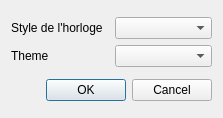
Qt form Horloge_Analogique/theme.ui (liberflos/HorlogeAnalogique) before a commit.
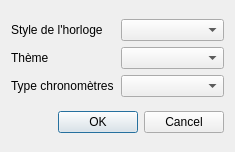
The same form after that commit.

Commit message: MAJ affichage theme

Diff of the .ui file:
```diff
--- a/Horloge_Analogique/theme.ui
+++ b/Horloge_Analogique/theme.ui
@@ -6,8 +6,8 @@
    <rect>
     <x>0</x>
     <y>0</y>
-    <width>223</width>
-    <height>118</height>
+    <width>235</width>
+    <height>152</height>
    </rect>
   </property>
   <property name="windowTitle">
@@ -28,7 +28,14 @@
        <item>
         <widget class="QLabel" name="label_2">
          <property name="text">
-          <string>Theme</string>
+          <string>Thème</string>
+         </property>
+        </widget>
+       </item>
+       <item>
+        <widget class="QLabel" name="label_3">
+         <property name="text">
+          <string>Type chronomètres</string>
          </property>
         </widget>
        </item>
@@ -40,7 +47,10 @@
         <widget class="QComboBox" name="comboBox"/>
        </item>
        <item>
-        <widget class="QComboBox" name="comboBox_2"/>
+        <widget class="QComboBox" name="comboBoxThemeHorloge"/>
+       </item>
+       <item>
+        <widget class="QComboBox" name="comboBoxTypeChrono"/>
        </item>
       </layout>
      </item>
```
Left out of the diff: 2 changed lines with no effect on the pictures. The commit also changes 2 other files.
